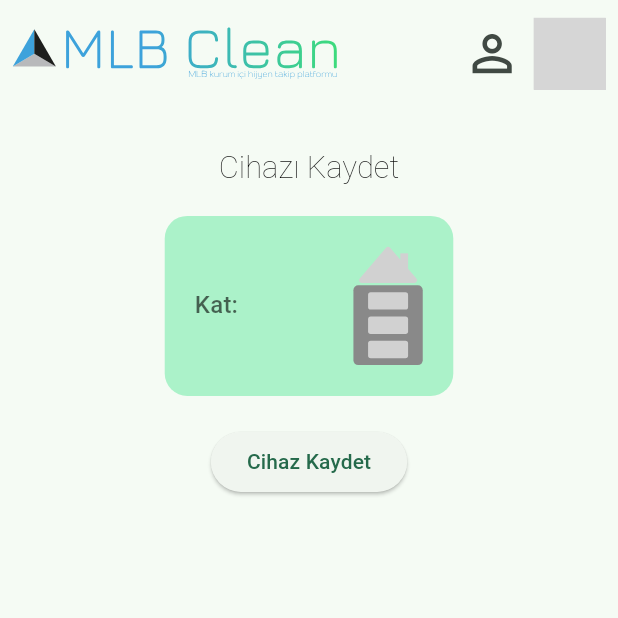
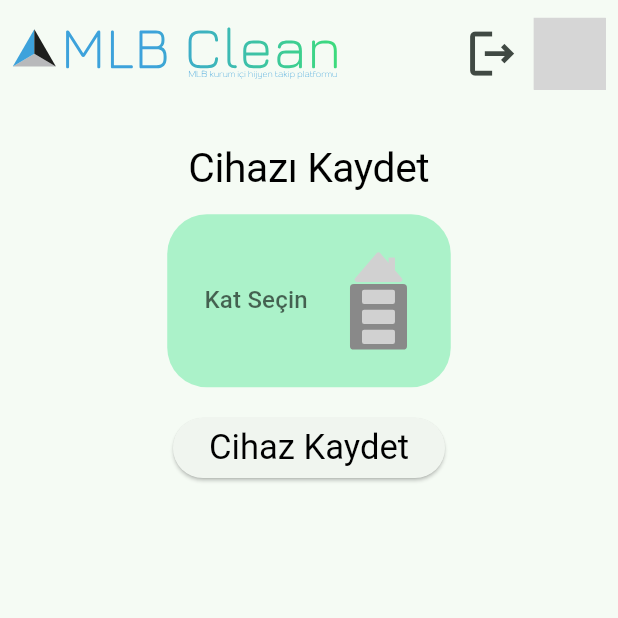
Before and after one commit to Mepsan-Petrol-A-S-Staj/wc_project, a Flutter app: the screen it shows after launch, on a phone screen of 412 x 824 dp, the top half of it. Run offline on Flutter 3.47's test engine with Material 3 defaults, Android fonts, the phone set to English and light mode, and no system bars; our stand-ins replace connectivity_plus, contained_tab_bar_view, flutter_keyboard_visibility, flutter_rating_stars, flutter_svg, hooks_riverpod and 3 more; missing offline and left inert: network_info_plus, slide_digital_clock; grey boxes are pictures that could not be loaded.

Commit message:
• Upgrade

```diff
--- /dev/null
+++ b/wc_project/lib/models/devspagedropdownitem_model.dart
@@ -0,0 +1,8 @@
+class DeviceSavePageDropdownItemModel {
+  String value, text, imagePath;
+  DeviceSavePageDropdownItemModel({
+    required this.value,
+    required this.text,
+    required this.imagePath,
+  });
+}
--- a/wc_project/lib/pages/admin_page.dart
+++ b/wc_project/lib/pages/admin_page.dart
@@ -69,7 +69,8 @@ class AdminPage extends StatelessWidget {
                     i++)
                   Text(
                     SharedList.adminPageTabbarTextList[i],
-                    style: Theme.of(context).textTheme.displaySmall,
+                    style: Theme.of(context).textTheme.bodyMedium,
+                    overflow: TextOverflow.ellipsis,
                   ),
               ],
               views: [
--- a/wc_project/lib/pages/devicesave_page.dart
+++ b/wc_project/lib/pages/devicesave_page.dart
@@ -1,8 +1,11 @@
 import 'package:flutter/material.dart';
-import 'package:flutter_svg/svg.dart';
+import 'package:flutter_svg/flutter_svg.dart';
 import 'package:hooks_riverpod/hooks_riverpod.dart';
 import 'package:shared_preferences/shared_preferences.dart';
+import 'package:wc_project/shared/constant_shared.dart';
+import 'package:wc_project/shared/list_shared.dart';
 
+import '../services/controllers/devicesavepage_controller.dart';
 import '../services/provider/all_provider.dart';
 
 class DeviceSavePage extends ConsumerWidget {
@@ -18,11 +21,12 @@ class DeviceSavePage extends ConsumerWidget {
   Widget build(BuildContext context, WidgetRef ref) {
     TextEditingController controller = TextEditingController();
     late SharedPreferences prefs;
-    String? selectedValue = '';
+    String selectedValue = ref.watch(providerSelectedFloor);
+    DeviceSavePageController pageController =
+        DeviceSavePageController(ref: ref);
 
     void loadPreferences() async {
       prefs = await SharedPreferences.getInstance();
-      // SharedPreference'dan devicenum değerini al ve eğer varsa TextField'a set et
       String? deviceNum = prefs.getString('devicenum');
       if (deviceNum != null) {
         controller.text = deviceNum;
@@ -32,127 +36,91 @@ class DeviceSavePage extends ConsumerWidget {
     loadPreferences();
 
     return Padding(
-      padding: const EdgeInsets.symmetric(
-        horizontal: 20,
-        vertical: 20,
+      padding: EdgeInsets.symmetric(
+        horizontal: width * SharedConstants.generalPadding,
+        vertical: height * SharedConstants.generalPadding,
       ),
       child: Column(
         mainAxisAlignment: MainAxisAlignment.center,
         children: [
           Text(
             'Cihazı Kaydet',
-            style: Theme.of(context)
-                .textTheme
-                .displayMedium!
-                .copyWith(fontWeight: FontWeight.w200),
+            style: Theme.of(context).textTheme.displayLarge,
           ),
-          const SizedBox(height: 20),
-          Container(
+          Padding(
+            padding: EdgeInsets.only(
+              top: height * SharedConstants.generalPadding,
+            ),
+            child: Container(
               decoration: BoxDecoration(
                 color: Theme.of(context).colorScheme.primaryContainer,
-              borderRadius: BorderRadius.circular(15),
-              /* border:
-                      Border.all(color: Theme.of(context).colorScheme.primary) */
+                borderRadius: BorderRadius.circular(
+                    height * SharedConstants.mediumSize * 0.8),
               ),
               child: Padding(
-              padding: const EdgeInsets.all(20.0),
+                padding: EdgeInsets.all(
+                    height * SharedConstants.generalPadding * 1.5),
                 child: DropdownButton(
-                dropdownColor: Theme.of(context).colorScheme.tertiaryContainer,
-                itemHeight: 100,
-                // isExpanded: true,
+                  dropdownColor:
+                      Theme.of(context).colorScheme.tertiaryContainer,
+                  itemHeight: height * SharedConstants.bigSize,
                   isDense: true,
-                hint: selectedValue == null
+                  hint: selectedValue == 'emptyfloor'
                       ? const Text('Kat Seçin')
-                    : Text('Kat: $selectedValue'),
-
-                icon: selectedValue == ''
+                      : Text(
+                          'Kat: ${pageController.getFloorInt(selectedValue)}'),
+                  icon: selectedValue == 'emptyfloor'
                       ? SvgPicture.asset(
                           "assets/icons/emptyfloor.svg",
                           height: 80,
                         )
                       : SvgPicture.asset(
-                        "assets/icons/${selectedValue}floor.svg",
+                          "assets/icons/${selectedValue}.svg",
                           height: 80,
                         ),
-                iconSize: 80,
-
-                borderRadius: BorderRadius.circular(15),
+                  iconSize: height * SharedConstants.bigSize,
+                  borderRadius: BorderRadius.circular(
+                    height * SharedConstants.bigPadding,
+                  ),
                   underline: const Text(''),
-                //value: selectedValue,
                   items: [
+                    for (int i = 0;
+                        i <
+                            SharedList
+                                .deviceSavePageDropDownButtonItemList.length;
+                        i++)
                       DropdownMenuItem(
-                    value: "Teras",
-                    child: Padding(
-                      padding: const EdgeInsets.all(8.0),
+                        value: SharedList
+                            .deviceSavePageDropDownButtonItemList[i].value,
                         child: Row(
                           mainAxisAlignment: MainAxisAlignment.spaceEvenly,
                           children: [
-                          const Text('Teras'),
+                            Text(
+                              SharedList
+                                  .deviceSavePageDropDownButtonItemList[i].text,
+                            ),
                             SvgPicture.asset(
-                            "assets/icons/Terasfloor.svg",
+                              SharedList.deviceSavePageDropDownButtonItemList[i]
+                                  .imagePath,
                               height: 80,
                             ),
                           ],
                         ),
                       ),
-                  ),
-                  DropdownMenuItem(
-                    value: "3",
-                    child: Padding(
-                      padding: const EdgeInsets.all(8.0),
-                      child: Row(
-                        mainAxisAlignment: MainAxisAlignment.spaceEvenly,
-                        children: [
-                          const Text('3. Kat'),
-                          SvgPicture.asset(
-                            "assets/icons/3floor.svg",
-                            height: 80,
-                          ),
-                        ],
-                      ),
-                    ),
-                  ),
-                  DropdownMenuItem(
-                    value: "2",
-                    child: Padding(
-                      padding: const EdgeInsets.all(8.0),
-                      child: Row(
-                        mainAxisAlignment: MainAxisAlignment.spaceEvenly,
-                        children: [
-                          const Text('2. Kat'),
-                          SvgPicture.asset(
-                            "assets/icons/2floor.svg",
-                            height: 80,
-                          ),
-                        ],
-                      ),
-                    ),
-                  ),
-                  DropdownMenuItem(
-                    value: "1",
-                    child: Padding(
-                      padding: const EdgeInsets.all(8.0),
-                      child: Row(
-                        mainAxisAlignment: MainAxisAlignment.spaceEvenly,
-                        children: [
-                          const Text('1. Kat'),
-                          SvgPicture.asset(
-                            "assets/icons/1floor.svg",
-                            height: 80,
-                          ),
-                        ],
-                      ),
-                    ),
-                  ),
                   ],
                   onChanged: (value) {
-                  selectedValue = value as String?;
+                    selectedValue =
+                        pageController.getSelectedValue(value ?? 'empty');
                   },
                 ),
               ),
             ),
-          const SizedBox(height: 20),
-          ElevatedButton(
+          ),
+          Padding(
+            padding: EdgeInsets.only(
+              top: height * SharedConstants.generalPadding,
+            ),
+            child: ElevatedButton(
               onPressed: () async {
                 await prefs.setString('devicenum', selectedValue!);
                 await prefs.setBool('isDeviceSaved', true);
@@ -160,7 +128,11 @@ class DeviceSavePage extends ConsumerWidget {
                 int index = 0;
                 ref.read(pageIndexProvider.notifier).update((state) => index);
               },
-            child: const Text('Cihaz Kaydet'),
+              child: Text(
+                'Cihaz Kaydet',
+                style: Theme.of(context).textTheme.displayMedium,
+              ),
+            ),
           ),
         ],
       ),
--- a/wc_project/lib/pages/pattern_page.dart
+++ b/wc_project/lib/pages/pattern_page.dart
@@ -129,7 +129,7 @@ class _PatternPageState extends ConsumerState<PatternPage> {
                             children: [
                               IconButton(
                                 icon: Icon(
-                                  Icons.person_outline,
+                                  Icons.logout_outlined,
                                   size: Theme.of(context)
                                           .textTheme
                                           .headlineMedium!
--- a/wc_project/lib/services/provider/all_provider.dart
+++ b/wc_project/lib/services/provider/all_provider.dart
@@ -1,10 +1,11 @@
 import 'package:riverpod/riverpod.dart';
 
 final firstAppProvider = StateProvider<bool>((ref) => false);
-final pageIndexProvider = StateProvider<int>((ref) => 4);
+final pageIndexProvider = StateProvider<int>((ref) => 0);
 final rateProvider = StateProvider<int>((ref) => 1);
 final deviceIpAdressProvider = StateProvider<String>((ref) => '');
 final selectedDevice = StateProvider<String>((ref) => '');
 final afkTimeCounter = StateProvider<int>((ref) => 0);
 final tokenProvider = StateProvider<String>((ref) => '');
 final userIdProvider = StateProvider<int>((ref) => 0);
+final providerSelectedFloor = StateProvider<String>((ref) => 'emptyfloor');
--- a/wc_project/lib/shared/constant_shared.dart
+++ b/wc_project/lib/shared/constant_shared.dart
@@ -86,6 +86,10 @@ class SharedConstants {
   static const String forgotPasswordText =
       'Şifremi Unuttum'; // Forgot Password Text
   //----------------------------------------------------------------------------------------
+  //* -> Task Page
+  //----------------------------------------------------------------------------------------
+  static const String taskPageTitle = 'Görevler'; // Task Page Title
+  //----------------------------------------------------------------------------------------
   //? Other
   //----------------------------------------------------------------------------------------
   static const preferanceDeviceSavedControllText = "isDeviceSaved";
--- a/wc_project/lib/shared/list_shared.dart
+++ b/wc_project/lib/shared/list_shared.dart
@@ -1,14 +1,48 @@
 import 'package:flutter/material.dart';
 
+import '../models/devspagedropdownitem_model.dart';
+
 class SharedList {
-  // static List<String> list = [];
-  // Home Page
+  //----------------------------------------------------------------------------------------
+  //! DeviceSavePage Page
+  //----------------------------------------------------------------------------------------
+  static List<DeviceSavePageDropdownItemModel>
+      deviceSavePageDropDownButtonItemList = [
+    DeviceSavePageDropdownItemModel(
+      value: 'Teras',
+      text: 'Teras',
+      imagePath: 'assets/icons/terrasfloor.svg',
+    ),
+    DeviceSavePageDropdownItemModel(
+      value: '2',
+      text: '2. Kat',
+      imagePath: 'assets/icons/secondfloor.svg',
+    ),
+    DeviceSavePageDropdownItemModel(
+      value: '1',
+      text: '1. Kat',
+      imagePath: 'assets/icons/firstfloor.svg',
+    ),
+    DeviceSavePageDropdownItemModel(
+      value: 'Zemin',
+      text: 'Zemin',
+      imagePath: 'assets/icons/groundfloor.svg',
+    ),
+  ];
+  //----------------------------------------------------------------------------------------
+
+  //----------------------------------------------------------------------------------------
+  //! Home Page
+  //----------------------------------------------------------------------------------------
   static List<String> welcomeTextList = [
     "LAVOBALARIN GENEL TEMİZLİĞİNİ",
     "DEĞERLENDİRİN"
   ];
+  //----------------------------------------------------------------------------------------
 
-  // Login Page
+  //----------------------------------------------------------------------------------------
+  //! Login Page
+  //----------------------------------------------------------------------------------------
   static List<String> loginPageTextfieldHintTextList = [
     "Kullanıcı Adı",
     "Şifre"
@@ -21,21 +55,27 @@ class SharedList {
       Icons.lock,
     ),
   ];
-  // Task Page
+  //----------------------------------------------------------------------------------------
+
+  //----------------------------------------------------------------------------------------
+  //! Task Page
+  //----------------------------------------------------------------------------------------
   static List<String> taskPageCardTextList = [
-    "Günlük Görevler",
-    "Haftalık Görevler",
+    "Yapılacak Görevler",
+    "Tamamlanmış Görevler",
   ];
 
-  // Admin Page
+  //----------------------------------------------------------------------------------------
+  //! Admin Page
+  //----------------------------------------------------------------------------------------
   static List<String> adminPageTabbarTextList = [
     "Bugün",
     "Görevler",
     "Değerlendirmeler",
   ];
-
   static List<IconData> adminPageIconList = [
     Icons.edit,
     Icons.delete,
   ];
+  //----------------------------------------------------------------------------------------
 }
--- a/wc_project/lib/shared/theme_shared.dart
+++ b/wc_project/lib/shared/theme_shared.dart
@@ -18,49 +18,49 @@ class SharedTheme {
       textTheme: TextTheme(
         displaySmall: TextStyle(
           fontSize: height > width
-              ? height * SharedConstants.generalPadding * 1
-              : width * SharedConstants.generalPadding * 1,
+              ? height * SharedConstants.generalSize * 1.15
+              : width * SharedConstants.generalSize * 1.15,
           fontWeight: FontWeight.w400,
           color: Colors.grey,
         ),
         displayMedium: TextStyle(
           fontSize: height > width
-              ? height * SharedConstants.generalPadding * 1.25
-              : width * SharedConstants.generalPadding * 1.25,
+              ? height * SharedConstants.generalSize * 1.4
+              : width * SharedConstants.generalSize * 1.4,
           fontWeight: FontWeight.w400,
           color: isDarkModeTheme == true ? Colors.white : Colors.black,
         ),
         displayLarge: TextStyle(
           fontSize: height > width
-              ? height * SharedConstants.generalPadding * 1.5
-              : width * SharedConstants.generalPadding * 1.5,
+              ? height * SharedConstants.generalSize * 1.65
+              : width * SharedConstants.generalSize * 1.65,
           fontWeight: FontWeight.w400,
           color: isDarkModeTheme == true ? Colors.white : Colors.black,
         ),
         bodySmall: TextStyle(
           fontSize: height > width
-              ? height * SharedConstants.generalPadding * 0.6
-              : width * SharedConstants.generalPadding * 0.6,
+              ? height * SharedConstants.generalSize * 0.85
+              : width * SharedConstants.generalSize * 0.85,
           fontWeight: FontWeight.w400,
           color: Colors.grey,
         ),
         bodyMedium: TextStyle(
           fontSize: height > width
-              ? height * SharedConstants.generalPadding * 0.8
-              : width * SharedConstants.generalPadding * 0.8,
+              ? height * SharedConstants.generalSize
+              : width * SharedConstants.generalSize,
           fontWeight: FontWeight.w400,
           color: isDarkModeTheme == true ? Colors.white : Colors.black,
         ),
         bodyLarge: TextStyle(
           fontSize: height > width
-              ? height * SharedConstants.generalPadding
-              : width * SharedConstants.generalPadding,
+              ? height * SharedConstants.generalSize * 1.15
+              : width * SharedConstants.generalSize * 1.15,
           fontWeight: FontWeight.w400,
           color: isDarkModeTheme == true ? Colors.white : Colors.black,
         ),
       ),
       iconTheme: IconThemeData(
-        size: height * SharedConstants.generalPadding * 2,
+        size: height * SharedConstants.generalSize * 2,
         color: isDarkModeTheme == true ? Colors.white : Colors.black,
       ),
     );
--- a/wc_project/pubspec.yaml
+++ b/wc_project/pubspec.yaml
@@ -32,7 +32,7 @@ dev_dependencies:
   flutter_test:
     sdk: flutter
 
-  flutter_lints: ^2.0.0
+  flutter_lints: ^3.0.1
 
 flutter:
   uses-material-design: true
```
Also changed, not shown: wc_project/lib/pages/home_page.dart (+10 -3 lines), wc_project/lib/pages/task_page.dart (+28 -42 lines), wc_project/lib/services/controllers/devicesavepage_controller.dart (+52 -1 lines), wc_project/assets/icons/firstfloor.svg (renamed from wc_project/assets/icons/2floor.svg), wc_project/assets/icons/groundfloor.svg (renamed from wc_project/assets/icons/1floor.svg), wc_project/assets/icons/secondfloor.svg (renamed from wc_project/assets/icons/3floor.svg), wc_project/assets/icons/terrasfloor.svg (renamed from wc_project/assets/icons/Terasfloor.svg), wc_project/pubspec.lock. Lines whose indentation alone changed are shown as unchanged.
